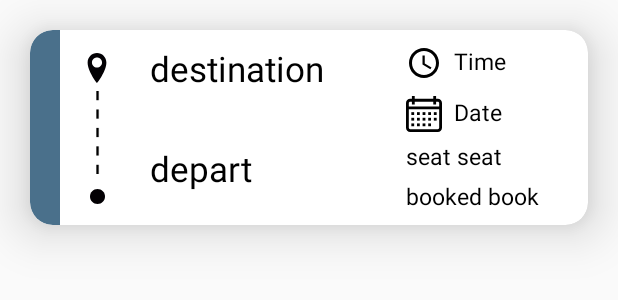
After one commit to smkn4malang/smkcoding_rtrain, an Android app: the layout item_booking.xml on its own in the app's theme, with its tools: preview values and no code run, on a phone screen of 412 x 824 dp. The commit adds this screen. Shown: the top 300 px of the screen. Run offline under Robolectric (Android 15) with nearby library versions, the phone set to English and light mode, and no system bars.

Commit message:
tambah layout can adapter

```diff
--- /dev/null
+++ b/app/src/main/res/drawable/ic_date.xml
@@ -0,0 +1,18 @@
+<vector android:height="24dp" android:viewportHeight="512"
+    android:viewportWidth="512" android:width="24dp" xmlns:android="http://schemas.android.com/apk/res/android">
+    <path android:fillColor="#FF000000" android:pathData="M452,40h-24V0h-40v40H124V0H84v40H60C26.916,40 0,66.916 0,100v352c0,33.084 26.916,60 60,60h392c33.084,0 60,-26.916 60,-60V100C512,66.916 485.084,40 452,40zM472,452c0,11.028 -8.972,20 -20,20H60c-11.028,0 -20,-8.972 -20,-20V188h432V452zM472,148H40v-48c0,-11.028 8.972,-20 20,-20h24v40h40V80h264v40h40V80h24c11.028,0 20,8.972 20,20V148z"/>
+    <path android:fillColor="#FF000000" android:pathData="M76,230h40v40h-40z"/>
+    <path android:fillColor="#FF000000" android:pathData="M156,230h40v40h-40z"/>
+    <path android:fillColor="#FF000000" android:pathData="M236,230h40v40h-40z"/>
+    <path android:fillColor="#FF000000" android:pathData="M316,230h40v40h-40z"/>
+    <path android:fillColor="#FF000000" android:pathData="M396,230h40v40h-40z"/>
+    <path android:fillColor="#FF000000" android:pathData="M76,310h40v40h-40z"/>
+    <path android:fillColor="#FF000000" android:pathData="M156,310h40v40h-40z"/>
+    <path android:fillColor="#FF000000" android:pathData="M236,310h40v40h-40z"/>
+    <path android:fillColor="#FF000000" android:pathData="M316,310h40v40h-40z"/>
+    <path android:fillColor="#FF000000" android:pathData="M76,390h40v40h-40z"/>
+    <path android:fillColor="#FF000000" android:pathData="M156,390h40v40h-40z"/>
+    <path android:fillColor="#FF000000" android:pathData="M236,390h40v40h-40z"/>
+    <path android:fillColor="#FF000000" android:pathData="M316,390h40v40h-40z"/>
+    <path android:fillColor="#FF000000" android:pathData="M396,310h40v40h-40z"/>
+</vector>
--- /dev/null
+++ b/app/src/main/res/drawable/ic_dot.xml
@@ -0,0 +1,4 @@
+<vector android:height="30dp" android:viewportHeight="22"
+    android:viewportWidth="22" android:width="30dp" xmlns:android="http://schemas.android.com/apk/res/android">
+    <path android:fillColor="#030104" android:pathData="M11,0C4.926,0 0,4.926 0,11s4.926,11 11,11s11,-4.926 11,-11S17.074,0 11,0z"/>
+</vector>
--- /dev/null
+++ b/app/src/main/res/drawable/ic_dotted.xml
@@ -0,0 +1,8 @@
+<vector android:height="270dp" android:viewportHeight="270"
+    android:viewportWidth="270" android:width="70dp" xmlns:android="http://schemas.android.com/apk/res/android">
+    <path android:fillColor="#FF000000" android:pathData="M120,0h30v30h-30z"/>
+    <path android:fillColor="#FF000000" android:pathData="M120,60h30v30h-30z"/>
+    <path android:fillColor="#FF000000" android:pathData="M120,120h30v30h-30z"/>
+    <path android:fillColor="#FF000000" android:pathData="M120,180h30v30h-30z"/>
+    <path android:fillColor="#FF000000" android:pathData="M120,240h30v30h-30z"/>
+</vector>
--- /dev/null
+++ b/app/src/main/res/drawable/ic_pointer.xml
@@ -0,0 +1,4 @@
+<vector android:height="24dp" android:viewportHeight="80"
+    android:viewportWidth="80" android:width="24dp" xmlns:android="http://schemas.android.com/apk/res/android">
+    <path android:fillColor="#030104" android:pathData="M40,0C26.191,0 15,11.194 15,25c0,23.87 25,55 25,55s25,-31.13 25,-55C65,11.194 53.807,0 40,0zM40,38.8c-7.457,0 -13.5,-6.044 -13.5,-13.5S32.543,11.8 40,11.8c7.455,0 13.5,6.044 13.5,13.5S47.455,38.8 40,38.8z"/>
+</vector>
--- /dev/null
+++ b/app/src/main/res/drawable/ic_time.xml
@@ -0,0 +1,9 @@
+<vector xmlns:android="http://schemas.android.com/apk/res/android"
+        android:width="24dp"
+        android:height="24dp"
+        android:viewportWidth="24.0"
+        android:viewportHeight="24.0">
+    <path
+        android:fillColor="#FF000000"
+        android:pathData="M11.99,2C6.47,2 2,6.48 2,12s4.47,10 9.99,10C17.52,22 22,17.52 22,12S17.52,2 11.99,2zM12,20c-4.42,0 -8,-3.58 -8,-8s3.58,-8 8,-8 8,3.58 8,8 -3.58,8 -8,8zM12.5,7H11v6l5.25,3.15 0.75,-1.23 -4.5,-2.67z"/>
+</vector>
--- /dev/null
+++ b/app/src/main/res/drawable/left_radius.xml
@@ -0,0 +1,12 @@
+<?xml version="1.0" encoding="utf-8"?>
+<shape xmlns:android="http://schemas.android.com/apk/res/android">
+
+    <corners
+        android:bottomLeftRadius="15dp"
+        android:topLeftRadius="15dp"
+        />
+    <solid
+        android:color="@color/back"
+        />
+
+</shape>
--- /dev/null
+++ b/app/src/main/res/layout/item_booking.xml
@@ -0,0 +1,126 @@
+<?xml version="1.0" encoding="utf-8"?>
+<android.support.v7.widget.CardView xmlns:android="http://schemas.android.com/apk/res/android"
+    android:layout_width="match_parent"
+    android:layout_height="130dp"
+    xmlns:app="http://schemas.android.com/apk/res-auto"
+    app:cardCornerRadius="15dp"
+    android:layout_margin="20dp"
+    app:cardElevation="20dp"
+    android:id="@+id/ShowTicket">
+
+    <LinearLayout
+        android:layout_width="match_parent"
+        android:layout_height="match_parent"
+        android:orientation="horizontal">
+
+        <LinearLayout
+            android:layout_width="20dp"
+            android:layout_height="match_parent"
+            android:background="@drawable/left_radius"
+            android:id="@+id/LeftLayout"
+            android:orientation="horizontal" />
+
+        <LinearLayout
+            android:layout_width="50dp"
+            android:layout_height="match_parent"
+            android:orientation="vertical">
+
+            <ImageView
+                android:layout_width="20dp"
+                android:layout_height="20dp"
+                android:layout_marginTop="15dp"
+                android:layout_marginBottom="5dp"
+                android:layout_gravity="center_horizontal"
+                android:src="@drawable/ic_pointer"/>
+
+            <ImageView
+                android:layout_width="wrap_content"
+                android:layout_height="55dp"
+                android:src="@drawable/ic_dotted"/>
+
+            <ImageView
+                android:layout_width="10dp"
+                android:layout_height="10dp"
+                android:layout_marginTop="10dp"
+                android:layout_gravity="center_horizontal"
+                android:src="@drawable/ic_dot"/>
+
+        </LinearLayout>
+
+        <LinearLayout
+            android:layout_width="0dp"
+            android:layout_weight="3"
+            android:layout_height="match_parent"
+            android:orientation="vertical">
+
+            <TextView
+                android:layout_width="wrap_content"
+                android:layout_height="wrap_content"
+                android:layout_marginTop="10dp"
+                android:layout_marginLeft="10dp"
+                android:id="@+id/tvDestination"
+                android:text="destination"
+                android:textSize="23sp"
+                android:textColor="#000000"/>
+
+            <TextView
+                android:layout_width="wrap_content"
+                android:layout_height="wrap_content"
+                android:id="@+id/tvDepart"
+                android:layout_marginLeft="10dp"
+                android:layout_marginTop="35dp"
+                android:textSize="23sp"
+                android:text="depart"
+                android:textColor="#000000"/>
+
+        </LinearLayout>
+
+        <LinearLayout
+            android:layout_width="0dp"
+            android:layout_weight="2"
+            android:layout_height="match_parent"
+            android:orientation="vertical">
+
+            <TextView
+                android:layout_width="wrap_content"
+                android:layout_height="wrap_content"
+                android:layout_marginTop="10dp"
+                android:drawableStart="@drawable/ic_time"
+                android:text="  Time"
+                android:id="@+id/tvTime"
+                android:textColor="#000000"
+                android:textSize="15sp"/>
+
+            <TextView
+                android:layout_width="wrap_content"
+                android:layout_height="wrap_content"
+                android:layout_marginTop="10dp"
+                android:drawableStart="@drawable/ic_date"
+                android:text="  Date"
+                android:id="@+id/tvDate"
+                android:textColor="#000000"
+                android:textSize="15sp"/>
+
+            <TextView
+                android:layout_width="wrap_content"
+                android:layout_height="wrap_content"
+                android:layout_marginTop="5dp"
+                android:text="seat seat"
+                android:textColor="#000000"
+                android:textSize="15sp"
+                android:id="@+id/tvSeat"/>
+
+            <TextView
+                android:layout_width="wrap_content"
+                android:layout_height="wrap_content"
+                android:layout_marginTop="5dp"
+                android:text="booked book"
+                android:id="@+id/tvBooked"
+                android:textColor="#000000"
+                android:textSize="15sp"/>
+
+        </LinearLayout>
+
+    </LinearLayout>
+
+</android.support.v7.widget.CardView>
```
Also changed, not shown: app/src/main/java/com/example/robet/rtrain/SeatItem.java (deleted, +0 -28 lines), app/src/main/java/com/example/robet/rtrain/TicketAdapter.java (added, +57 -0 lines), app/src/main/java/com/example/robet/rtrain/TrainItem.java (+11 -11 lines), app/src/main/java/com/example/robet/rtrain/TrainShowItem.java (deleted, +0 -94 lines), app/src/main/java/com/example/robet/rtrain/TrainShowResponse.java (deleted, +0 -29 lines), app/src/main/res/layout/index_ticket.xml (+25 -3 lines).
